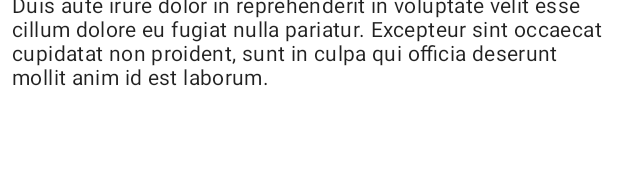
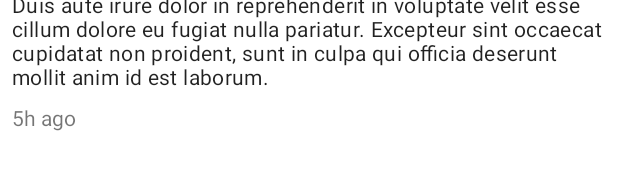
Before and after one commit to jonabantao/corgogram, an Android app: the layout item_feed.xml on its own in the app's theme, with its tools: preview values and no code run, on a phone screen of 412 x 824 dp. Shown: the part 588-758 px from the top of the screen. Run offline under Robolectric (Android 15) with nearby library versions, the phone set to English and light mode, and no system bars.

Commit message:
Add refresh view and timestamps

```diff
--- a/app/src/main/java/com/abantaoj/corgogram/models/Post.kt
+++ b/app/src/main/java/com/abantaoj/corgogram/models/Post.kt
@@ -4,6 +4,7 @@ import com.parse.ParseClassName
 import com.parse.ParseFile
 import com.parse.ParseObject
 import com.parse.ParseUser
+import java.util.*
 
 @ParseClassName("Post")
 class Post : ParseObject() {
--- a/app/src/main/java/com/abantaoj/corgogram/ui/main/FeedAdapter.kt
+++ b/app/src/main/java/com/abantaoj/corgogram/ui/main/FeedAdapter.kt
@@ -9,14 +9,16 @@ import android.widget.TextView
 import androidx.recyclerview.widget.RecyclerView
 import com.abantaoj.corgogram.R
 import com.abantaoj.corgogram.models.Post
+import com.abantaoj.corgogram.utils.TimeFormatterUtils
 import com.bumptech.glide.Glide
 
 class FeedAdapter(private val context: Context, private val posts: MutableList<Post>) :
     RecyclerView.Adapter<FeedAdapter.ViewHolder>() {
-     class ViewHolder(itemView: View) : RecyclerView.ViewHolder(itemView) {
+    class ViewHolder(itemView: View) : RecyclerView.ViewHolder(itemView) {
         private var usernameTextView: TextView = itemView.findViewById(R.id.itemFeedUser)
         private var postImageView: ImageView = itemView.findViewById(R.id.itemFeedPhoto)
         private var descriptionTextView: TextView = itemView.findViewById(R.id.itemFeedDescription)
+        private var timestampTextView: TextView = itemView.findViewById(R.id.itemFeedTimeStamp)
 
         fun bind(post: Post) {
             usernameTextView.text = post.user!!.username
@@ -27,6 +29,7 @@ class FeedAdapter(private val context: Context, private val posts: MutableList<P
                     .into(postImageView)
             }
             descriptionTextView.text = post.description
+            timestampTextView.text = TimeFormatterUtils.getTimeDifference(post.createdAt.toString())
         }
     }
 
--- a/app/src/main/res/layout/activity_main.xml
+++ b/app/src/main/res/layout/activity_main.xml
@@ -5,6 +5,7 @@
     android:layout_width="match_parent"
     android:layout_height="match_parent"
     android:orientation="vertical"
+    android:fitsSystemWindows="true"
     tools:context=".ui.main.MainActivity">
 
     <FrameLayout
--- a/app/src/main/res/layout/item_feed.xml
+++ b/app/src/main/res/layout/item_feed.xml
@@ -37,13 +37,25 @@
         android:layout_marginStart="8dp"
         android:layout_marginTop="8dp"
         android:layout_marginEnd="8dp"
+        android:textAppearance="@style/TextAppearance.MaterialComponents.Body2"
+        app:layout_constraintEnd_toEndOf="parent"
+        app:layout_constraintHorizontal_bias="0.0"
+        app:layout_constraintStart_toStartOf="parent"
+        app:layout_constraintTop_toBottomOf="@+id/itemFeedPhoto"
+        tools:text="Lorem ipsum dolor sit amet, consectetur adipiscing elit, sed do eiusmod tempor incididunt ut labore et dolore magna aliqua. Ut enim ad minim veniam, quis nostrud exercitation ullamco laboris nisi ut aliquip ex ea commodo consequat. Duis aute irure dolor in reprehenderit in voluptate velit esse cillum dolore eu fugiat nulla pariatur. Excepteur sint occaecat cupidatat non proident, sunt in culpa qui officia deserunt mollit anim id est laborum." />
+
+    <TextView
+        android:id="@+id/itemFeedTimeStamp"
+        android:layout_width="wrap_content"
+        android:layout_height="wrap_content"
+        android:layout_marginStart="8dp"
+        android:layout_marginTop="8dp"
         android:layout_marginBottom="16dp"
-        android:textAppearance="@style/TextAppearance.MaterialComponents.Body2"
         app:layout_constraintBottom_toBottomOf="parent"
         app:layout_constraintEnd_toEndOf="parent"
         app:layout_constraintHorizontal_bias="0.0"
         app:layout_constraintStart_toStartOf="parent"
-        app:layout_constraintTop_toBottomOf="@+id/itemFeedPhoto"
-        app:layout_constraintVertical_bias="0.0"
-        tools:text="Lorem ipsum dolor sit amet, consectetur adipiscing elit, sed do eiusmod tempor incididunt ut labore et dolore magna aliqua. Ut enim ad minim veniam, quis nostrud exercitation ullamco laboris nisi ut aliquip ex ea commodo consequat. Duis aute irure dolor in reprehenderit in voluptate velit esse cillum dolore eu fugiat nulla pariatur. Excepteur sint occaecat cupidatat non proident, sunt in culpa qui officia deserunt mollit anim id est laborum." />
+        app:layout_constraintTop_toBottomOf="@+id/itemFeedDescription"
+        tools:text="5h ago" />
+
 </androidx.constraintlayout.widget.ConstraintLayout>
--- a/app/src/main/res/values/styles.xml
+++ b/app/src/main/res/values/styles.xml
@@ -3,7 +3,7 @@
     <style name="AppTheme" parent="Theme.MaterialComponents.DayNight.NoActionBar">
         <!-- Customize your theme here. -->
         <item name="colorPrimary">@color/colorPrimary</item>
-        <item name="colorPrimaryDark">@color/colorPrimaryDark</item>
+        <item name="colorPrimaryDark">@color/colorPrimary</item>
         <item name="colorAccent">@color/colorAccent</item>
     </style>
 
```
Also changed, not shown: app/src/main/java/com/abantaoj/corgogram/ui/main/FeedFragment.kt (+20 -4 lines), app/src/main/java/com/abantaoj/corgogram/utils/TimeFormatterUtils.kt (added, +69 -0 lines), app/src/main/res/layout/fragment_feed.xml (+11 -3 lines).
